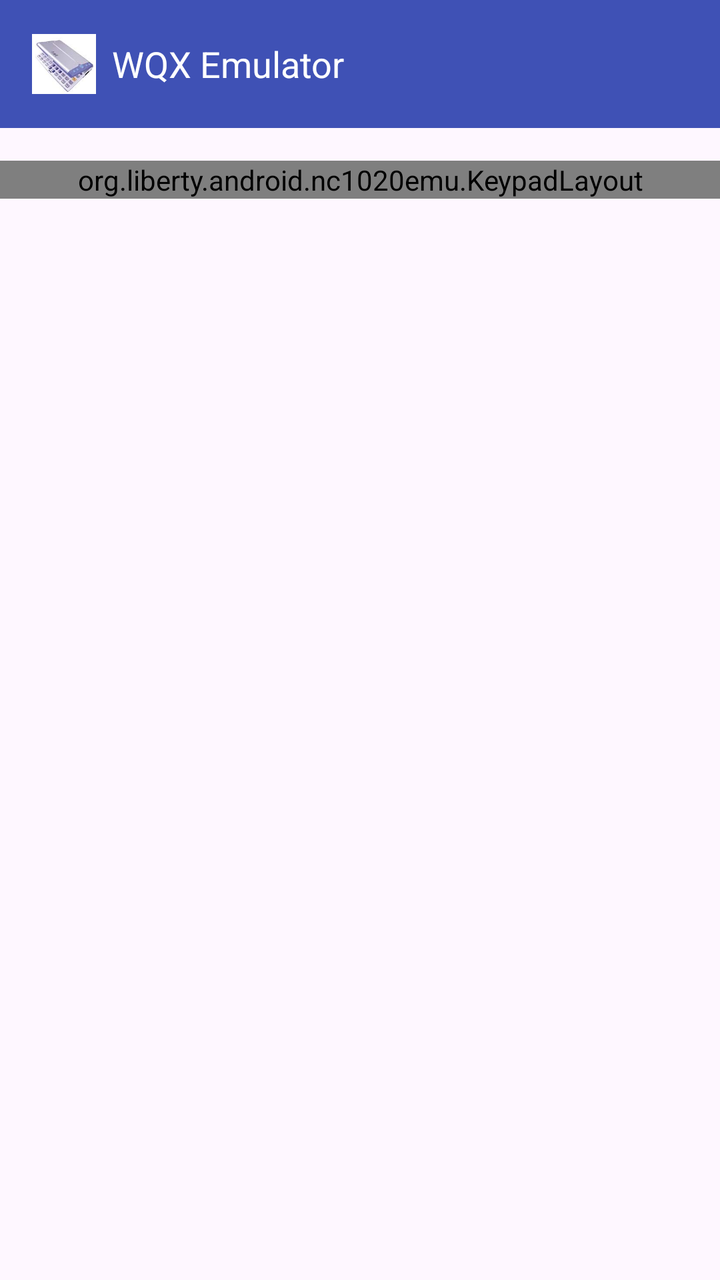
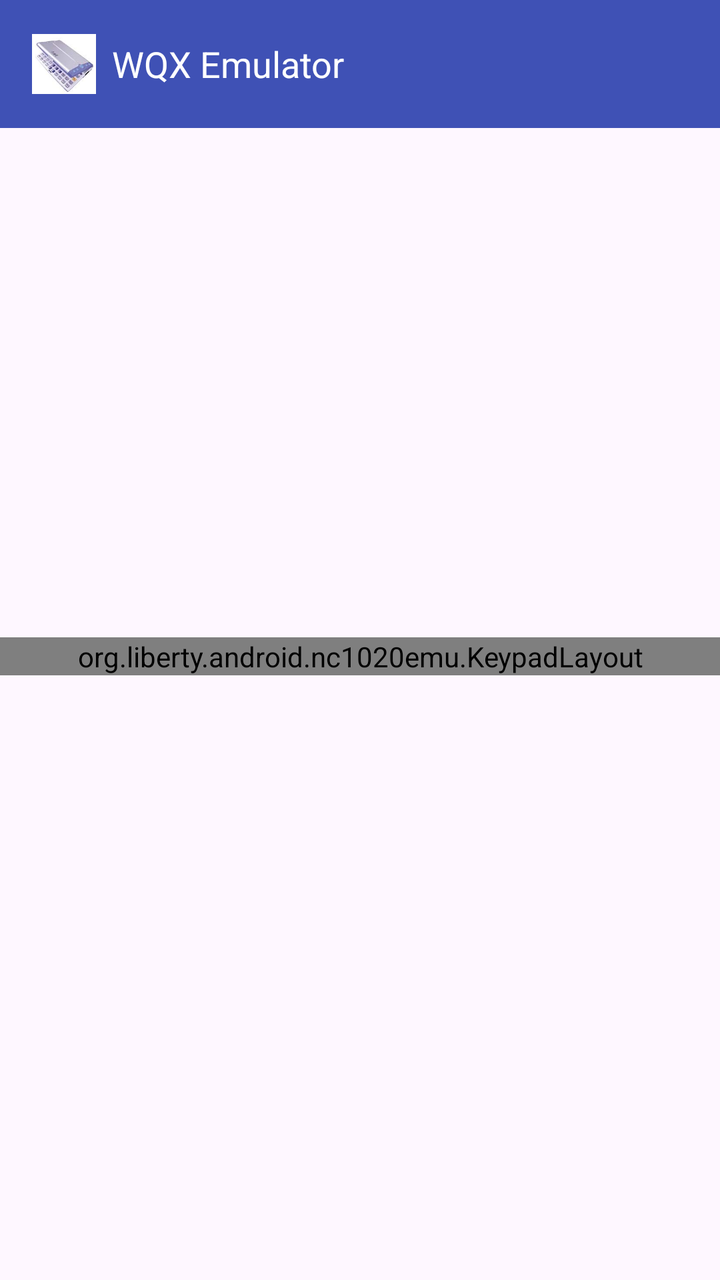

The first picture is an Android layout as it rendered before a commit; the second is the same layout after the commit. The layout source and the unified diff follow.
<!-- AndroidManifest.xml: application theme AppTheme -->
<!-- res/layout/main_fragment.xml -->
<?xml version="1.0" encoding="utf-8"?>

<LinearLayout xmlns:android="http://schemas.android.com/apk/res/android"
    xmlns:app="http://schemas.android.com/apk/res-auto"
    android:layout_width="fill_parent"
    android:layout_height="fill_parent"
    android:orientation="vertical" >
    <com.google.android.material.appbar.MaterialToolbar
        android:id="@+id/toolbar"
        android:layout_width="match_parent"
        android:layout_height="wrap_content"
        style="@style/ToolbarStyle"
        >
        <ImageView
            android:layout_width="@dimen/toolbar_icon_width"
            android:layout_height="@dimen/toolbar_icon_height"
            android:src="@drawable/ic_launcher"
            android:layout_marginEnd="@dimen/toolbar_icon_margin_end"/>
        <TextView
            android:layout_width="wrap_content"
            android:layout_height="wrap_content"
            android:text="@string/app_name"
            android:textSize="18sp"
            android:textColor="@color/textColorSecondary"/>


    </com.google.android.material.appbar.MaterialToolbar>

    <SurfaceView
        android:id="@+id/lcd_surface"
        android:layout_width="0dp"
        android:layout_height="0dp" />
    <TextView
        android:id="@+id/info_text"
        android:layout_width="match_parent"
        android:layout_height="wrap_content"
        android:textSize="12sp"/>

    <org.liberty.android.nc1020emu.KeypadLayout
        android:id="@+id/keypad_layout"
        android:layout_width="match_parent"
        android:layout_height="wrap_content" />
</LinearLayout>
<!-- resources referenced by this layout -->
<resources>
  <color name="textColorSecondary">@android:color/white</color>
  <dimen name="toolbar_icon_height">32dp</dimen>
  <dimen name="toolbar_icon_margin_end">8dp</dimen>
  <dimen name="toolbar_icon_width">32dp</dimen>
  <!-- drawable ic_launcher: jpg bitmap (drawable-mdpi, 3748 bytes) -->
  <string name="app_name">WQX Emulator</string>
  <style name="ToolbarStyle">
          <item name="android:theme">@style/ThemeOverlay.Material3.Dark</item>
          <item name="popupTheme">@style/ThemeOverlay.Material3.Light</item>
          <item name="android:background">?attr/colorPrimary</item>
      </style>
  <style name="AppTheme" parent="Theme.Material3.DayNight.NoActionBar">
          <item name="colorPrimary">@color/colorPrimary</item>
          <item name="colorAccent">@color/colorAccent</item>
      </style>
  <color name="colorPrimary">#3F51B5</color>
  <color name="colorAccent">#FF4081</color>
</resources>

<!-- the commit's change to res/layout/main_fragment.xml (unified diff, before → after) -->
@@ -1,43 +1,51 @@
 <?xml version="1.0" encoding="utf-8"?>
 
-<LinearLayout xmlns:android="http://schemas.android.com/apk/res/android"
+<FrameLayout xmlns:android="http://schemas.android.com/apk/res/android"
     xmlns:app="http://schemas.android.com/apk/res-auto"
-    android:layout_width="fill_parent"
-    android:layout_height="fill_parent"
-    android:orientation="vertical" >
+    android:layout_width="match_parent"
+    android:layout_height="match_parent">
+
+    <LinearLayout
+        android:layout_width="match_parent"
+        android:layout_height="wrap_content"
+        android:layout_gravity="center_vertical"
+        android:orientation="vertical">
+
+        <SurfaceView
+            android:id="@+id/lcd_surface"
+            android:layout_width="0dp"
+            android:layout_height="0dp" />
+
+        <TextView
+            android:id="@+id/info_text"
+            android:layout_width="match_parent"
+            android:layout_height="wrap_content"
+            android:textSize="12sp" />
+
+        <org.liberty.android.nc1020emu.KeypadLayout
+            android:id="@+id/keypad_layout"
+            android:layout_width="match_parent"
+            android:layout_height="wrap_content" />
+
+    </LinearLayout>
+
     <com.google.android.material.appbar.MaterialToolbar
         android:id="@+id/toolbar"
+        style="@style/ToolbarStyle"
         android:layout_width="match_parent"
         android:layout_height="wrap_content"
-        style="@style/ToolbarStyle"
-        >
+        android:layout_gravity="top">
         <ImageView
             android:layout_width="@dimen/toolbar_icon_width"
             android:layout_height="@dimen/toolbar_icon_height"
-            android:src="@drawable/ic_launcher"
-            android:layout_marginEnd="@dimen/toolbar_icon_margin_end"/>
+            android:layout_marginEnd="@dimen/toolbar_icon_margin_end"
+            android:src="@drawable/ic_launcher" />
         <TextView
             android:layout_width="wrap_content"
             android:layout_height="wrap_content"
             android:text="@string/app_name"
-            android:textSize="18sp"
-            android:textColor="@color/textColorSecondary"/>
-
-
+            android:textColor="@color/textColorSecondary"
+            android:textSize="18sp" />
     </com.google.android.material.appbar.MaterialToolbar>
 
-    <SurfaceView
-        android:id="@+id/lcd_surface"
-        android:layout_width="0dp"
-        android:layout_height="0dp" />
-    <TextView
-        android:id="@+id/info_text"
-        android:layout_width="match_parent"
-        android:layout_height="wrap_content"
-        android:textSize="12sp"/>
-
-    <org.liberty.android.nc1020emu.KeypadLayout
-        android:id="@+id/keypad_layout"
-        android:layout_width="match_parent"
-        android:layout_height="wrap_content" />
-</LinearLayout>
+</FrameLayout>
